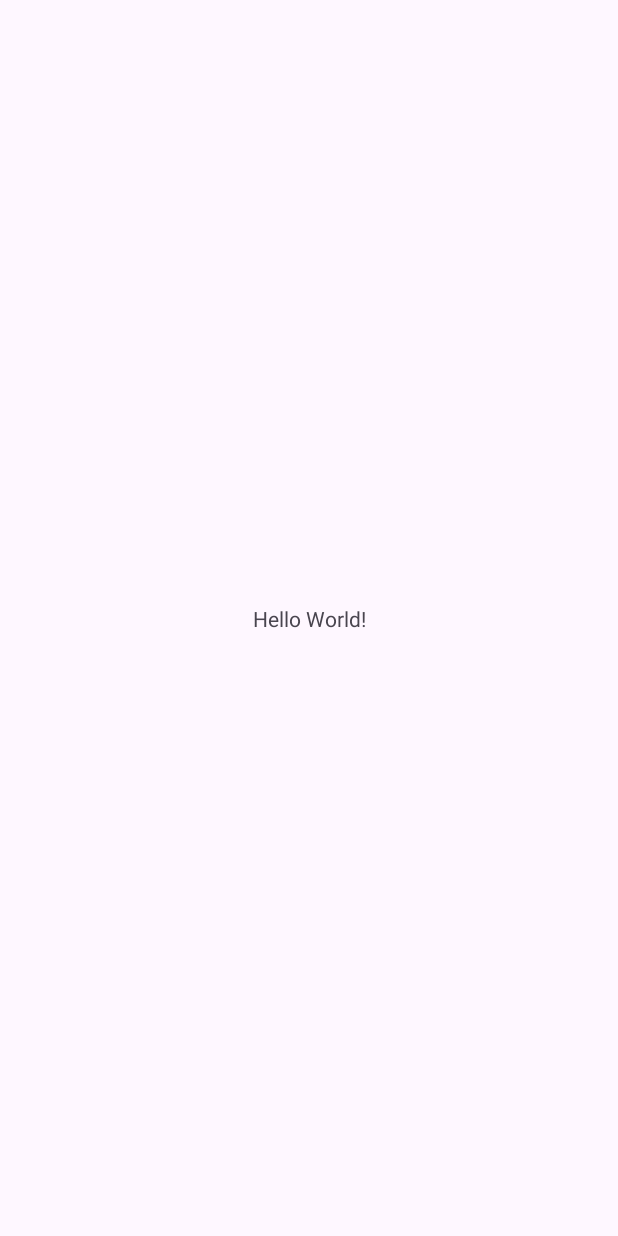
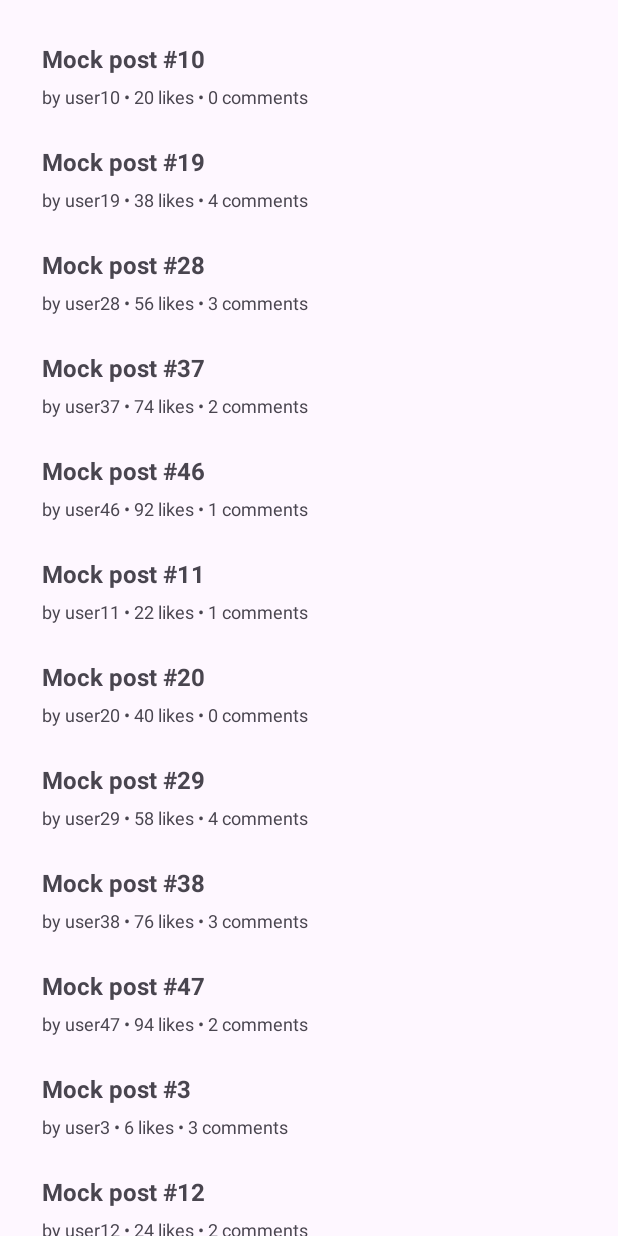
Before and after one commit to jonastirona/cs388groupproject, an Android app: the screen it shows after launch (MainActivity), on a phone screen of 412 x 824 dp. Before the commit the screen is almost empty. Run offline under Robolectric (Android 15) with nearby library versions, the phone set to English and light mode, and no system bars.

Commit message:
Phase 2 – Post & Feed Backend

```diff
--- a/app/build.gradle.kts
+++ b/app/build.gradle.kts
@@ -1,6 +1,8 @@
 plugins {
     alias(libs.plugins.android.application)
     alias(libs.plugins.kotlin.android)
+    alias(libs.plugins.kotlinx.serialization) // Serialization plugin
+
 }
 
 android {
@@ -45,4 +47,9 @@ dependencies {
     testImplementation(libs.junit)
     androidTestImplementation(libs.androidx.junit)
     androidTestImplementation(libs.androidx.espresso.core)
+    implementation(libs.kotlinx.serialization.json) // Serialization library
+    implementation(libs.androidx.lifecycle.viewmodel.ktx) // ViewModelScope
+    implementation(libs.androidx.lifecycle.runtime.ktx)   // Lifecycle support
+    implementation(libs.kotlinx.coroutines.android)       // Main dispatcher for coroutines
+
 }
--- /dev/null
+++ b/app/src/main/java/com/example/modmycar/FeedAdapter.kt
@@ -0,0 +1,37 @@
+package com.example.modmycar
+
+import android.view.LayoutInflater
+import android.view.View
+import android.view.ViewGroup
+import android.widget.TextView
+import androidx.recyclerview.widget.RecyclerView
+
+class FeedAdapter : RecyclerView.Adapter<FeedAdapter.VH>() {
+
+    private val items = mutableListOf<Post>()
+
+    fun setItems(newItems: List<Post>) {
+        items.clear()
+        items.addAll(newItems)
+        notifyDataSetChanged() // Will swap to DiffUtil later
+    }
+
+    override fun onCreateViewHolder(parent: ViewGroup, viewType: Int): VH {
+        val view = LayoutInflater.from(parent.context)
+            .inflate(R.layout.item_post, parent, false)
+        return VH(view)
+    }
+
+    override fun onBindViewHolder(holder: VH, position: Int) {
+        val post = items[position]
+        holder.caption.text = post.caption ?: "(no caption)"
+        holder.meta.text = "by ${post.userId} • ${post.likesCount} likes • ${post.commentsCount} comments"
+    }
+
+    override fun getItemCount() = items.size
+
+    class VH(view: View) : RecyclerView.ViewHolder(view) {
+        val caption: TextView = view.findViewById(R.id.tvCaption)
+        val meta: TextView = view.findViewById(R.id.tvMeta)
+    }
+}
--- /dev/null
+++ b/app/src/main/java/com/example/modmycar/FeedViewModel.kt
@@ -0,0 +1,29 @@
+package com.example.modmycar
+
+import androidx.lifecycle.ViewModel
+import androidx.lifecycle.viewModelScope
+import kotlinx.coroutines.flow.MutableStateFlow
+import kotlinx.coroutines.flow.StateFlow
+import kotlinx.coroutines.launch
+
+class FeedViewModel(
+    private val repository: PostRepository = LocalPostRepository()
+) : ViewModel() {
+
+    private val _posts = MutableStateFlow<List<Post>>(emptyList())
+    val posts: StateFlow<List<Post>> = _posts
+
+    fun loadInitial() {
+        viewModelScope.launch {
+            val data = repository.getFeed(limit = 20, offset = 0)
+            _posts.value = data
+        }
+    }
+
+    fun loadMore(currentCount: Int) {
+        viewModelScope.launch {
+            val data = repository.getFeed(limit = 20, offset = currentCount)
+            _posts.value = _posts.value + data
+        }
+    }
+}
--- /dev/null
+++ b/app/src/main/java/com/example/modmycar/LocalPostDataSource.kt
@@ -0,0 +1,43 @@
+package com.example.modmycar
+
+object LocalPostDataSource {
+
+    fun getSamplePosts(): List<Post> {
+        val base = listOf(
+            Post(
+                id = "1",
+                userId = "user123",
+                carId = "carA",
+                caption = "First mod: new exhaust system!",
+                media = listOf(MediaItem(type = "image", url = "https://example.com/sample1.jpg", width = 1080, height = 720)),
+                likesCount = 12,
+                commentsCount = 3,
+                createdAt = "2025-11-10T12:00:00Z"
+            ),
+            Post(
+                id = "2",
+                userId = "user456",
+                caption = "Engine bay update 🔧",
+                media = listOf(MediaItem(type = "audio", url = "https://example.com/exhaust.mp3", durationSec = 7.2)),
+                likesCount = 5,
+                commentsCount = 1,
+                createdAt = "2025-11-09T15:30:00Z"
+            )
+        )
+
+        // Generate more fake posts to test pagination
+        val more = (3..50).map { i ->
+            Post(
+                id = i.toString(),
+                userId = "user$i",
+                caption = "Mock post #$i",
+                media = listOf(MediaItem(type = "image", url = "https://example.com/img$i.jpg", width = 800, height = 600)),
+                likesCount = i * 2,
+                commentsCount = i % 5,
+                createdAt = "2025-11-${(10 - (i % 9)).coerceAtLeast(1)}T10:00:00Z"
+            )
+        }
+
+        return base + more
+    }
+}
--- a/app/src/main/java/com/example/modmycar/MainActivity.kt
+++ b/app/src/main/java/com/example/modmycar/MainActivity.kt
@@ -6,11 +6,59 @@ import androidx.appcompat.app.AppCompatActivity
 import androidx.core.view.ViewCompat
 import androidx.core.view.WindowInsetsCompat
 
+import android.util.Log
+import androidx.activity.viewModels
+import androidx.lifecycle.lifecycleScope
+import androidx.lifecycle.repeatOnLifecycle
+import androidx.recyclerview.widget.LinearLayoutManager
+import kotlinx.coroutines.launch
+
 class MainActivity : AppCompatActivity() {
+
+    private val feedViewModel: FeedViewModel by viewModels()
+    private lateinit var feedAdapter: FeedAdapter
+
     override fun onCreate(savedInstanceState: Bundle?) {
         super.onCreate(savedInstanceState)
         enableEdgeToEdge()
         setContentView(R.layout.activity_main)
+
+        // Setup RecyclerView
+        val rv = findViewById<androidx.recyclerview.widget.RecyclerView>(R.id.feedRecycler)
+        feedAdapter = FeedAdapter()
+        rv.layoutManager = LinearLayoutManager(this)
+        rv.adapter = feedAdapter
+
+        // Load more data when reaching the end
+        val layoutManager = rv.layoutManager as androidx.recyclerview.widget.LinearLayoutManager
+        rv.addOnScrollListener(object : androidx.recyclerview.widget.RecyclerView.OnScrollListener() {
+            override fun onScrolled(recyclerView: androidx.recyclerview.widget.RecyclerView, dx: Int, dy: Int) {
+                super.onScrolled(recyclerView, dx, dy)
+                if (dy <= 0) return  // only care about scroll-down
+
+                val total = layoutManager.itemCount
+                val lastVisible = layoutManager.findLastVisibleItemPosition()
+                val threshold = 3  // start loading when 3 items from the end
+
+                if (lastVisible >= total - threshold) {
+                    feedViewModel.loadMore(total)  // ask for the next page
+                }
+            }
+        })
+
+        // Start loading data
+        feedViewModel.loadInitial()
+
+        // Log posts count
+        lifecycleScope.launch {
+            repeatOnLifecycle(androidx.lifecycle.Lifecycle.State.STARTED) {
+                feedViewModel.posts.collect { posts ->
+                    feedAdapter.setItems(posts)      // Update UI
+                    Log.d("FeedVM", "Rendered ${posts.size} posts")
+                }
+            }
+        }
+
         ViewCompat.setOnApplyWindowInsetsListener(findViewById(R.id.main)) { v, insets ->
             val systemBars = insets.getInsets(WindowInsetsCompat.Type.systemBars())
             v.setPadding(systemBars.left, systemBars.top, systemBars.right, systemBars.bottom)
--- /dev/null
+++ b/app/src/main/java/com/example/modmycar/Post.kt
@@ -0,0 +1,28 @@
+package com.example.modmycar
+
+import kotlinx.serialization.Serializable
+
+@Serializable
+data class Post(
+    val id: String,
+    val userId: String,
+    val carId: String? = null,
+    val caption: String? = null,
+    val media: List<MediaItem>,
+    val likesCount: Int = 0,
+    val commentsCount: Int = 0,
+    val visibility: String = "public",
+    val status: String = "active",
+    val createdAt: String,
+    val updatedAt: String? = null
+)
+
+@Serializable
+data class MediaItem(
+    val type: String, // "image" or "audio"
+    val url: String,
+    val durationSec: Double? = null,
+    val width: Int? = null,
+    val height: Int? = null,
+    val sizeBytes: Int? = null
+)
--- /dev/null
+++ b/app/src/main/java/com/example/modmycar/PostRepository.kt
@@ -0,0 +1,21 @@
+package com.example.modmycar
+
+interface PostRepository {
+    suspend fun getFeed(limit: Int = 20, offset: Int = 0): List<Post>
+}
+
+class LocalPostRepository : PostRepository {
+
+    // Read from the local fake source for now
+    // Will be swapped later to real network implementation
+    override suspend fun getFeed(limit: Int, offset: Int): List<Post> {
+        // ISO-8601 strings sort correctly; newest first
+        val all = LocalPostDataSource
+            .getSamplePosts()
+            .sortedByDescending { it.createdAt }
+
+        val from = offset.coerceAtLeast(0).coerceAtMost(all.size)
+        val to = (from + limit).coerceAtMost(all.size)
+        return all.subList(from, to)
+    }
+}
--- a/app/src/main/res/layout/activity_main.xml
+++ b/app/src/main/res/layout/activity_main.xml
@@ -7,13 +7,15 @@
     android:layout_height="match_parent"
     tools:context=".MainActivity">
 
-    <TextView
-        android:layout_width="wrap_content"
-        android:layout_height="wrap_content"
-        android:text="Hello World!"
+    <androidx.recyclerview.widget.RecyclerView
+        android:id="@+id/feedRecycler"
+        android:layout_width="0dp"
+        android:layout_height="0dp"
+        android:clipToPadding="false"
+        android:padding="16dp"
+        app:layout_constraintTop_toTopOf="parent"
         app:layout_constraintBottom_toBottomOf="parent"
-        app:layout_constraintEnd_toEndOf="parent"
         app:layout_constraintStart_toStartOf="parent"
-        app:layout_constraintTop_toTopOf="parent" />
+        app:layout_constraintEnd_toEndOf="parent" />
 
 </androidx.constraintlayout.widget.ConstraintLayout>
--- /dev/null
+++ b/app/src/main/res/layout/item_post.xml
@@ -0,0 +1,32 @@
+<?xml version="1.0" encoding="utf-8"?>
+<androidx.constraintlayout.widget.ConstraintLayout
+    xmlns:android="http://schemas.android.com/apk/res/android"
+    xmlns:app="http://schemas.android.com/apk/res-auto"
+    android:layout_width="match_parent"
+    android:layout_height="wrap_content"
+    android:padding="12dp">
+
+    <TextView
+        android:id="@+id/tvCaption"
+        android:layout_width="0dp"
+        android:layout_height="wrap_content"
+        android:text="Caption"
+        android:textSize="16sp"
+        android:textStyle="bold"
+        app:layout_constraintTop_toTopOf="parent"
+        app:layout_constraintStart_toStartOf="parent"
+        app:layout_constraintEnd_toEndOf="parent" />
+
+    <TextView
+        android:id="@+id/tvMeta"
+        android:layout_width="0dp"
+        android:layout_height="wrap_content"
+        android:text="by user • 0 likes • 0 comments"
+        android:textSize="12sp"
+        app:layout_constraintTop_toBottomOf="@+id/tvCaption"
+        app:layout_constraintStart_toStartOf="parent"
+        app:layout_constraintEnd_toEndOf="parent"
+        app:layout_constraintBottom_toBottomOf="parent"
+        android:layout_marginTop="6dp"/>
+
+</androidx.constraintlayout.widget.ConstraintLayout>
--- a/gradle/libs.versions.toml
+++ b/gradle/libs.versions.toml
@@ -10,6 +10,10 @@ material = "1.13.0"
 activity = "1.11.0"
 constraintlayout = "2.2.1"
 
+androidx-lifecycle = "2.8.6"
+kotlinx-coroutines = "1.9.0"
+
+
 [libraries]
 androidx-core-ktx = { group = "androidx.core", name = "core-ktx", version.ref = "coreKtx" }
 junit = { group = "junit", name = "junit", version.ref = "junit" }
@@ -20,6 +24,13 @@ material = { group = "com.google.android.material", name = "material", version.r
 androidx-activity = { group = "androidx.activity", name = "activity", version.ref = "activity" }
 androidx-constraintlayout = { group = "androidx.constraintlayout", name = "constraintlayout", version.ref = "constraintlayout" }
 
+kotlinx-serialization-json = { module = "org.jetbrains.kotlinx:kotlinx-serialization-json", version = "1.6.3" }
+androidx-lifecycle-viewmodel-ktx = { module = "androidx.lifecycle:lifecycle-viewmodel-ktx", version.ref = "androidx-lifecycle" }
+androidx-lifecycle-runtime-ktx  = { module = "androidx.lifecycle:lifecycle-runtime-ktx",  version.ref = "androidx-lifecycle" }
+kotlinx-coroutines-android      = { module = "org.jetbrains.kotlinx:kotlinx-coroutines-android", version.ref = "kotlinx-coroutines" }
+
 [plugins]
 android-application = { id = "com.android.application", version.ref = "agp" }
 kotlin-android = { id = "org.jetbrains.kotlin.android", version.ref = "kotlin" }
+
+kotlinx-serialization = { id = "org.jetbrains.kotlin.plugin.serialization", version.ref = "kotlin" }
```
Also changed, not shown: app/src/main/assets/post.schema.json (added, +37 -0 lines).
